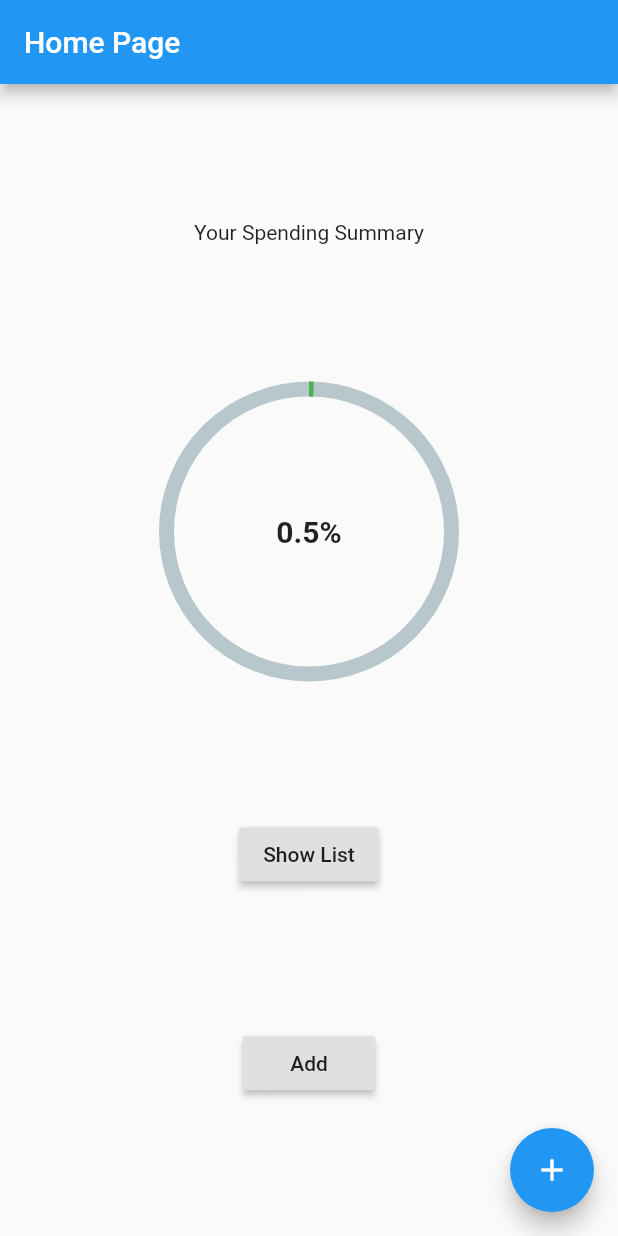
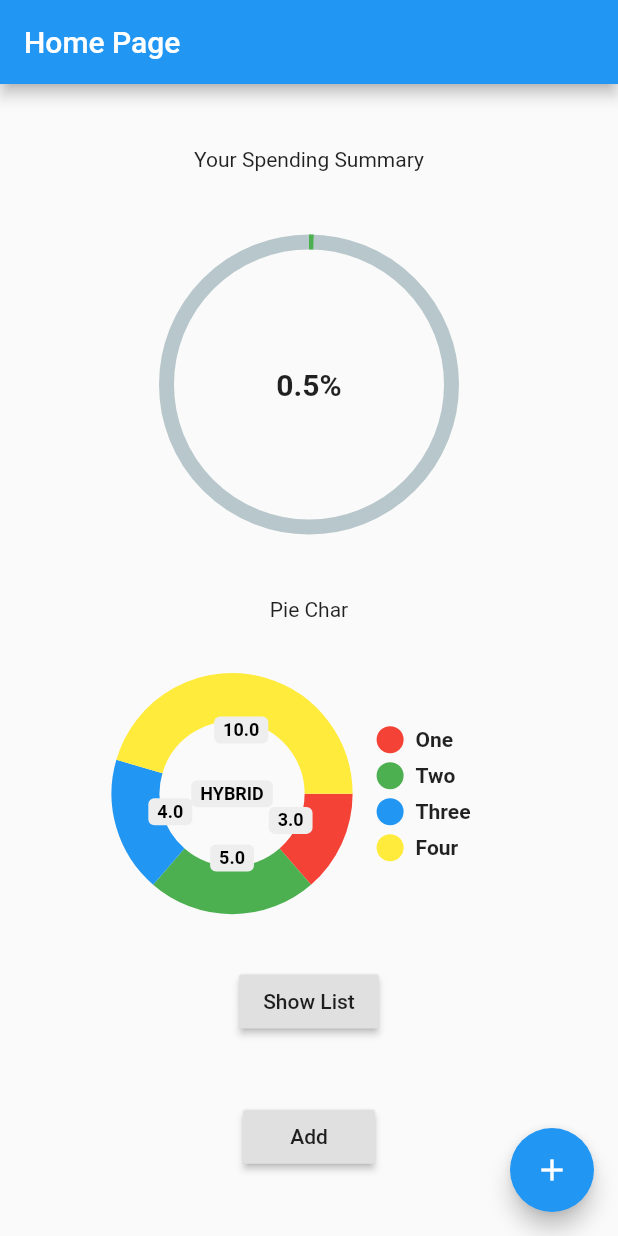
Before and after one commit to cyshe/uoft_hacks2021, a Flutter app: the HomePage screen opened directly with empty values, on a phone screen of 412 x 824 dp. Run offline on Flutter 3.47's test engine with Material 2 defaults, Android fonts, the phone set to English and light mode, and no system bars; drawn by our look-alikes of percent_indicator, pie_chart.

Commit message:
Pie Chart

```diff
--- a/lib/Pages/HomePage.dart
+++ b/lib/Pages/HomePage.dart
@@ -1,5 +1,10 @@
 import 'package:flutter/material.dart';
 import 'package:percent_indicator/percent_indicator.dart';
+import 'package:pie_chart/pie_chart.dart';
+
+import 'dart:io';
+
+import 'package:flutter/foundation.dart';
 
 class HomePage extends StatefulWidget {
   HomePage({Key key, this.title}) : super(key: key);
@@ -18,13 +23,41 @@ class HomePage extends StatefulWidget {
   @override
   _HomePageState createState() => _HomePageState();
 }
+enum LegendShape { Circle, Rectangle }
 
 class _HomePageState extends State<HomePage> {
-  Map data = {};
+  var data = [];
+  Map form_data = {};
   int _counter = 0;
   double total = 1000.0;
   double spend = 5.0;
   double percent = 0.0;
+  var category = ["One", "Two", "Three", "Four"];
+  Map<String, double> pie = {
+    "One": 3.0,
+    "Two": 5.0,
+    "Three": 4.0,
+    "Four": 10.0
+  };
+  List<Color> colorList = [
+    Colors.red,
+    Colors.green,
+    Colors.blue,
+    Colors.yellow,
+  ];
+  LegendShape _legendShape = LegendShape.Circle;
+
+  // Map piecalc (){
+  //   for(var i = 0; i < category.length; i++){
+  //     pie[category[i]] = 0;
+  //   }
+  //   print(pie);
+  //   return pie;
+  // }
+  //
+  // void piecalc (Map form_data){
+  //   pie[ form_data["category"] ] += form_data['amount'];
+  // }
 
   void _incrementCounter() {
     setState(() {
@@ -35,20 +68,22 @@ class _HomePageState extends State<HomePage> {
 
   @override
   Widget build(BuildContext context) {
-    data = ModalRoute.of(context).settings.arguments;
-    if (data != null && data['title']!= null){
-      spend += data['amount'];
-      if (spend + data['amount'] > total){
+    form_data = ModalRoute.of(context).settings.arguments;
+    if (form_data != null && form_data['title']!= null){
+      spend += form_data['amount'];
+      if (spend + form_data['amount'] > total){
         percent = 1.0;
         print("OVER BUDGET");
+        // TODO: Change color to red if over budget
       }
       else{
         percent = spend/total;
         print("Not over budget");
       }
-      print("added data"+(data['amount']).toString());
+      print("added data"+(form_data['amount']).toString());
     }
-    print(data);
+    print(form_data);
+    //piecalc(form_data);
     return Scaffold(
       appBar: AppBar(
         title: Text("Home Page"),
@@ -69,6 +104,35 @@ class _HomePageState extends State<HomePage> {
                   style: new TextStyle(fontWeight: FontWeight.bold, fontSize: 20.0)
               ),
               progressColor: Colors.green,
+            ),
+            Text("Pie Char"),
+            PieChart(
+              dataMap: pie,
+              animationDuration: Duration(milliseconds: 800),
+              chartLegendSpacing: 32,
+              chartRadius: MediaQuery.of(context).size.width / 3.2,
+              colorList: colorList,
+              initialAngleInDegree: 0,
+              chartType: ChartType.ring,
+              ringStrokeWidth: 32,
+              centerText: "HYBRID",
+              legendOptions: LegendOptions(
+                showLegendsInRow: false,
+                legendPosition: LegendPosition.right,
+                showLegends: true,
+                legendShape: _legendShape == LegendShape.Circle
+                    ? BoxShape.circle
+                    : BoxShape.rectangle,
+                legendTextStyle: TextStyle(
+                  fontWeight: FontWeight.bold,
+                ),
+              ),
+              chartValuesOptions: ChartValuesOptions(
+                showChartValueBackground: true,
+                showChartValues: true,
+                showChartValuesInPercentage: false,
+                showChartValuesOutside: false,
+              ),
             ),
             RaisedButton(
               onPressed: () {
--- a/lib/Pages/NewTransaction.dart
+++ b/lib/Pages/NewTransaction.dart
@@ -99,7 +99,7 @@ class _AddTransactionState extends State<AddTransaction> {
                 dropdownValue = newValue;
               });
             },
-            items: <String>['One', 'Two', 'Free', 'Four']
+            items: <String>['One', 'Two', 'Three', 'Four']
                 .map<DropdownMenuItem<String>>((String value) {
               return DropdownMenuItem<String>(
                 value: value,
--- a/pubspec.yaml
+++ b/pubspec.yaml
@@ -24,6 +24,7 @@ dependencies:
   flutter:
     sdk: flutter
   percent_indicator: "^2.1.7+2"
+  pie_chart: "4.0.1"
 
 
   # The following adds the Cupertino Icons font to your application.
```
